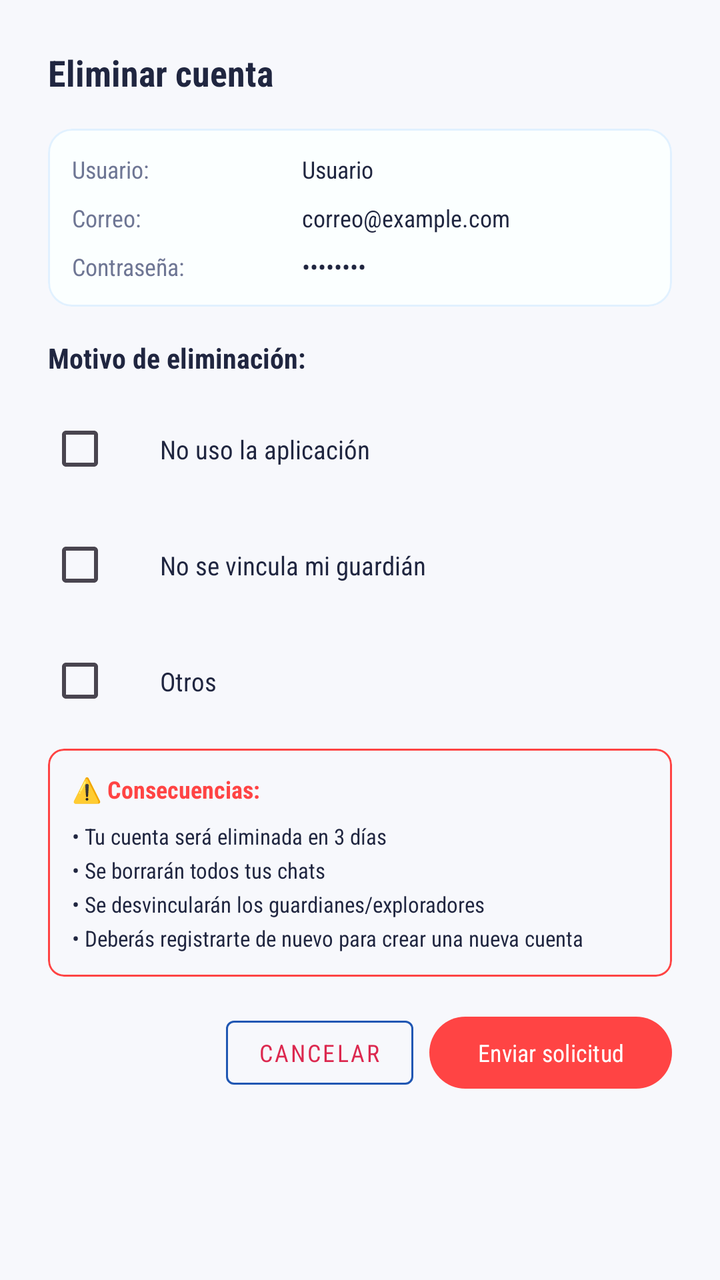
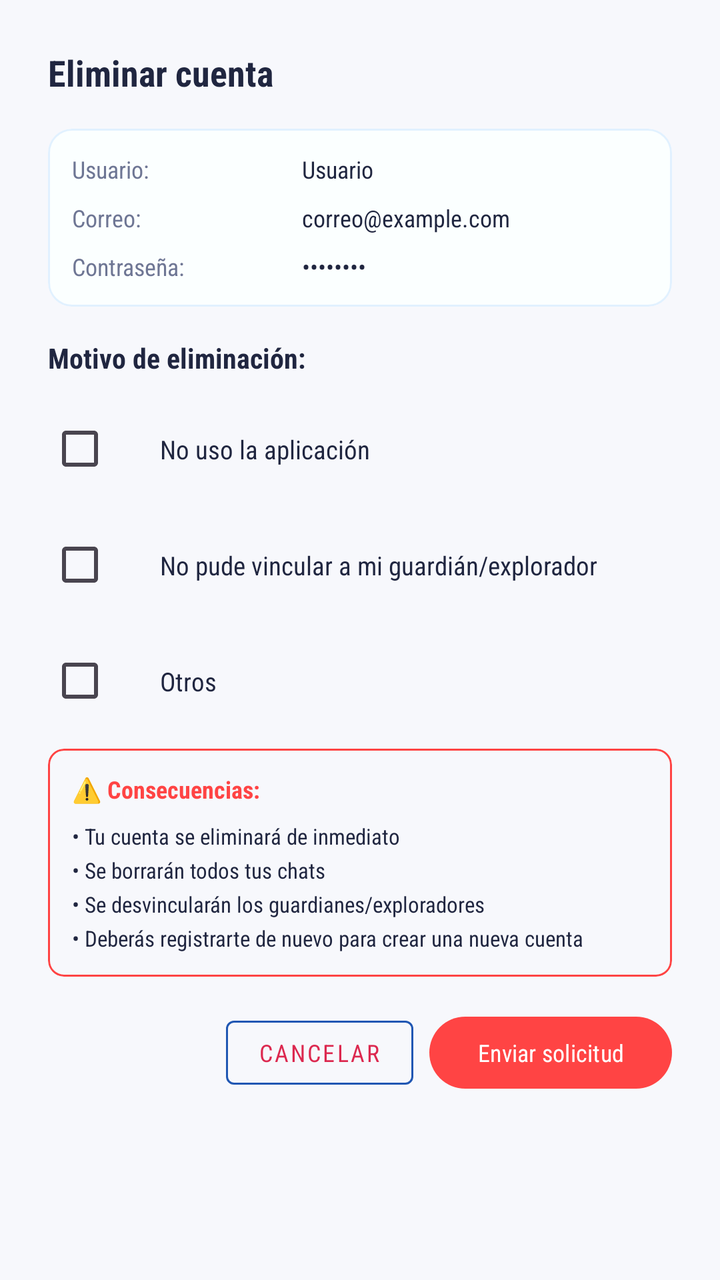

The first picture is an Android layout as it rendered before a commit; the second is the same layout after the commit. The layout source and the unified diff follow.
<!-- AndroidManifest.xml: application theme Theme.Aura -->
<!-- res/layout/dialog_eliminar_cuenta.xml -->
<?xml version="1.0" encoding="utf-8"?>
<LinearLayout xmlns:android="http://schemas.android.com/apk/res/android"
    xmlns:app="http://schemas.android.com/apk/res-auto"
    android:layout_width="match_parent"
    android:layout_height="wrap_content"
    android:orientation="vertical"
    android:padding="24dp">

    
    <TextView
        android:layout_width="match_parent"
        android:layout_height="wrap_content"
        android:text="Eliminar cuenta"
        android:textSize="18sp"
        android:textStyle="bold"
        android:textColor="@color/aura_text_primary"
        android:fontFamily="sans-serif-condensed"
        android:layout_marginBottom="16dp" />

    
    <com.google.android.material.card.MaterialCardView
        android:layout_width="match_parent"
        android:layout_height="wrap_content"
        android:layout_marginBottom="16dp"
        app:cardBackgroundColor="@color/login_card_bg"
        app:cardCornerRadius="12dp"
        app:strokeColor="@color/login_card_stroke"
        app:strokeWidth="1dp">

        <LinearLayout
            android:layout_width="match_parent"
            android:layout_height="wrap_content"
            android:orientation="vertical"
            android:padding="12dp">

            <LinearLayout
                android:layout_width="match_parent"
                android:layout_height="wrap_content"
                android:orientation="horizontal"
                android:layout_marginBottom="8dp">

                <TextView
                    android:layout_width="0dp"
                    android:layout_height="wrap_content"
                    android:layout_weight="0.4"
                    android:text="Usuario:"
                    android:textColor="@color/aura_text_hint"
                    android:textSize="12sp"
                    android:fontFamily="sans-serif-condensed" />

                <TextView
                    android:id="@+id/tvNombreUsuario"
                    android:layout_width="0dp"
                    android:layout_height="wrap_content"
                    android:layout_weight="0.6"
                    android:text="Usuario"
                    android:textColor="@color/aura_text_primary"
                    android:textSize="12sp"
                    android:fontFamily="sans-serif-condensed" />
            </LinearLayout>

            <LinearLayout
                android:layout_width="match_parent"
                android:layout_height="wrap_content"
                android:orientation="horizontal"
                android:layout_marginBottom="8dp">

                <TextView
                    android:layout_width="0dp"
                    android:layout_height="wrap_content"
                    android:layout_weight="0.4"
                    android:text="Correo:"
                    android:textColor="@color/aura_text_hint"
                    android:textSize="12sp"
                    android:fontFamily="sans-serif-condensed" />

                <TextView
                    android:id="@+id/tvCorreo"
                    android:layout_width="0dp"
                    android:layout_height="wrap_content"
                    android:layout_weight="0.6"
                    android:text="correo@example.com"
                    android:textColor="@color/aura_text_primary"
                    android:textSize="12sp"
                    android:fontFamily="sans-serif-condensed" />
            </LinearLayout>

            <LinearLayout
                android:layout_width="match_parent"
                android:layout_height="wrap_content"
                android:orientation="horizontal">

                <TextView
                    android:layout_width="0dp"
                    android:layout_height="wrap_content"
                    android:layout_weight="0.4"
                    android:text="Contraseña:"
                    android:textColor="@color/aura_text_hint"
                    android:textSize="12sp"
                    android:fontFamily="sans-serif-condensed" />

                <TextView
                    android:id="@+id/tvContrasena"
                    android:layout_width="0dp"
                    android:layout_height="wrap_content"
                    android:layout_weight="0.6"
                    android:text="••••••••"
                    android:textColor="@color/aura_text_primary"
                    android:textSize="12sp"
                    android:fontFamily="sans-serif-condensed" />
            </LinearLayout>
        </LinearLayout>
    </com.google.android.material.card.MaterialCardView>

    
    <TextView
        android:layout_width="match_parent"
        android:layout_height="wrap_content"
        android:text="Motivo de eliminación:"
        android:textSize="14sp"
        android:textStyle="bold"
        android:textColor="@color/aura_text_primary"
        android:fontFamily="sans-serif-condensed"
        android:layout_marginBottom="12dp" />

    
    <LinearLayout
        android:layout_width="match_parent"
        android:layout_height="wrap_content"
        android:orientation="horizontal"
        android:layout_marginBottom="10dp">

        <CheckBox
            android:id="@+id/cbNoUso"
            android:layout_width="wrap_content"
            android:layout_height="wrap_content" />

        <TextView
            android:layout_width="0dp"
            android:layout_height="wrap_content"
            android:layout_weight="1"
            android:text="No uso la aplicación"
            android:textColor="@color/aura_text_primary"
            android:textSize="13sp"
            android:fontFamily="sans-serif-condensed"
            android:layout_marginStart="8dp" />
    </LinearLayout>

    
    <LinearLayout
        android:layout_width="match_parent"
        android:layout_height="wrap_content"
        android:orientation="horizontal"
        android:layout_marginBottom="10dp">

        <CheckBox
            android:id="@+id/cbNoVinculo"
            android:layout_width="wrap_content"
            android:layout_height="wrap_content" />

        <TextView
            android:layout_width="0dp"
            android:layout_height="wrap_content"
            android:layout_weight="1"
            android:text="No se vincula mi guardián"
            android:textColor="@color/aura_text_primary"
            android:textSize="13sp"
            android:fontFamily="sans-serif-condensed"
            android:layout_marginStart="8dp" />
    </LinearLayout>

    
    <LinearLayout
        android:layout_width="match_parent"
        android:layout_height="wrap_content"
        android:orientation="horizontal"
        android:layout_marginBottom="10dp">

        <CheckBox
            android:id="@+id/cbOtro"
            android:layout_width="wrap_content"
            android:layout_height="wrap_content" />

        <TextView
            android:layout_width="0dp"
            android:layout_height="wrap_content"
            android:layout_weight="1"
            android:text="Otros"
            android:textColor="@color/aura_text_primary"
            android:textSize="13sp"
            android:fontFamily="sans-serif-condensed"
            android:layout_marginStart="8dp" />
    </LinearLayout>

    
    <com.google.android.material.textfield.TextInputLayout
        android:id="@+id/tilMotivoPrincipal"
        android:layout_width="match_parent"
        android:layout_height="wrap_content"
        android:layout_marginBottom="16dp"
        android:visibility="gone"
        android:hint="Por favor describe tu motivo..."
        app:boxBackgroundMode="outline"
        app:boxCornerRadiusBottomEnd="8dp"
        app:boxCornerRadiusBottomStart="8dp"
        app:boxCornerRadiusTopEnd="8dp"
        app:boxCornerRadiusTopStart="8dp"
        app:boxStrokeColor="@color/login_input_stroke"
        app:boxStrokeWidth="1dp">

        <com.google.android.material.textfield.TextInputEditText
            android:id="@+id/etMotivoPrincipal"
            android:layout_width="match_parent"
            android:layout_height="wrap_content"
            android:inputType="text"
            android:minLines="3"
            android:gravity="top"
            android:textColor="@color/aura_text_primary"
            android:textCursorDrawable="@drawable/cursor_rojo" />
    </com.google.android.material.textfield.TextInputLayout>

    
    <com.google.android.material.card.MaterialCardView
        android:layout_width="match_parent"
        android:layout_height="wrap_content"
        android:layout_marginBottom="16dp"
        app:cardBackgroundColor="@android:color/transparent"
        app:strokeColor="@android:color/holo_red_light"
        app:strokeWidth="1dp"
        app:cardCornerRadius="8dp">

        <LinearLayout
            android:layout_width="match_parent"
            android:layout_height="wrap_content"
            android:orientation="vertical"
            android:padding="12dp">

            <TextView
                android:layout_width="match_parent"
                android:layout_height="wrap_content"
                android:text="⚠️ Consecuencias:"
                android:textColor="@android:color/holo_red_light"
                android:textSize="12sp"
                android:textStyle="bold"
                android:fontFamily="sans-serif-condensed"
                android:layout_marginBottom="8dp" />

            <TextView
                android:layout_width="match_parent"
                android:layout_height="wrap_content"
                android:text="• Tu cuenta será eliminada en 3 días\n• Se borrarán todos tus chats\n• Se desvincularán los guardianes/exploradores\n• Deberás registrarte de nuevo para crear una nueva cuenta"
                android:textColor="@color/aura_text_primary"
                android:textSize="11sp"
                android:fontFamily="sans-serif-condensed"
                android:lineSpacingExtra="4dp" />
        </LinearLayout>
    </com.google.android.material.card.MaterialCardView>

    
    <LinearLayout
        android:layout_width="match_parent"
        android:layout_height="wrap_content"
        android:orientation="horizontal"
        android:gravity="end"
        android:spacing="8dp">

        <com.google.android.material.button.MaterialButton
            android:id="@+id/btnCancelarEliminar"
            android:layout_width="wrap_content"
            android:layout_height="44dp"
            android:text="Cancelar"
            android:textSize="12sp"
            android:fontFamily="sans-serif-condensed"
            style="@style/Widget.MaterialComponents.Button.OutlinedButton"
            app:strokeColor="@color/login_btn_stroke" />

        <com.google.android.material.button.MaterialButton
            android:id="@+id/btnEnviarSolicitud"
            android:layout_width="wrap_content"
            android:layout_height="44dp"
            android:text="Enviar solicitud"
            android:textSize="12sp"
            android:fontFamily="sans-serif-condensed"
            android:layout_marginStart="8dp"
            app:backgroundTint="@android:color/holo_red_light" />
    </LinearLayout>
</LinearLayout>
<!-- resources referenced by this layout -->
<resources>
  <color name="aura_text_hint">#6E7694</color>
  <color name="aura_text_primary">#202640</color>
  <color name="login_btn_stroke">#2057B3</color>
  <color name="login_card_bg">#F4FBFFFF</color>
  <color name="login_card_stroke">#90CDE7FF</color>
  <color name="login_input_stroke">#78A7D9</color>
  <!-- drawable cursor_rojo (drawable) -->
  <?xml version="1.0" encoding="utf-8"?>
  <shape xmlns:android="http://schemas.android.com/apk/res/android"
      android:shape="rectangle">
      <size android:width="2dp" />
      <solid android:color="@color/aura_btn_fill" />
  </shape>
  <style name="Theme.Aura" parent="Base.Theme.Aura" />
  <color name="aura_btn_fill">#DC284F</color>
  <style name="Base.Theme.Aura" parent="Theme.Material3.DayNight.NoActionBar">
          <item name="colorPrimary">@color/aura_btn_fill</item>
          <item name="colorOnPrimary">@color/white</item>
          <item name="android:windowBackground">@color/aura_card_bg</item>
      </style>
  <color name="white">#FFFFFFFF</color>
  <color name="aura_card_bg">#F7F8FC</color>
</resources>

<!-- the commit's change to res/layout/dialog_eliminar_cuenta.xml (unified diff, before → after) -->
@@ -162,7 +162,7 @@
             android:layout_width="0dp"
             android:layout_height="wrap_content"
             android:layout_weight="1"
-            android:text="No se vincula mi guardián"
+            android:text="No pude vincular a mi guardián/explorador"
             android:textColor="@color/aura_text_primary"
             android:textSize="13sp"
             android:fontFamily="sans-serif-condensed"
@@ -248,7 +248,7 @@
             <TextView
                 android:layout_width="match_parent"
                 android:layout_height="wrap_content"
-                android:text="• Tu cuenta será eliminada en 3 días\n• Se borrarán todos tus chats\n• Se desvincularán los guardianes/exploradores\n• Deberás registrarte de nuevo para crear una nueva cuenta"
+                android:text="• Tu cuenta se eliminará de inmediato\n• Se borrarán todos tus chats\n• Se desvincularán los guardianes/exploradores\n• Deberás registrarte de nuevo para crear una nueva cuenta"
                 android:textColor="@color/aura_text_primary"
                 android:textSize="11sp"
                 android:fontFamily="sans-serif-condensed"
